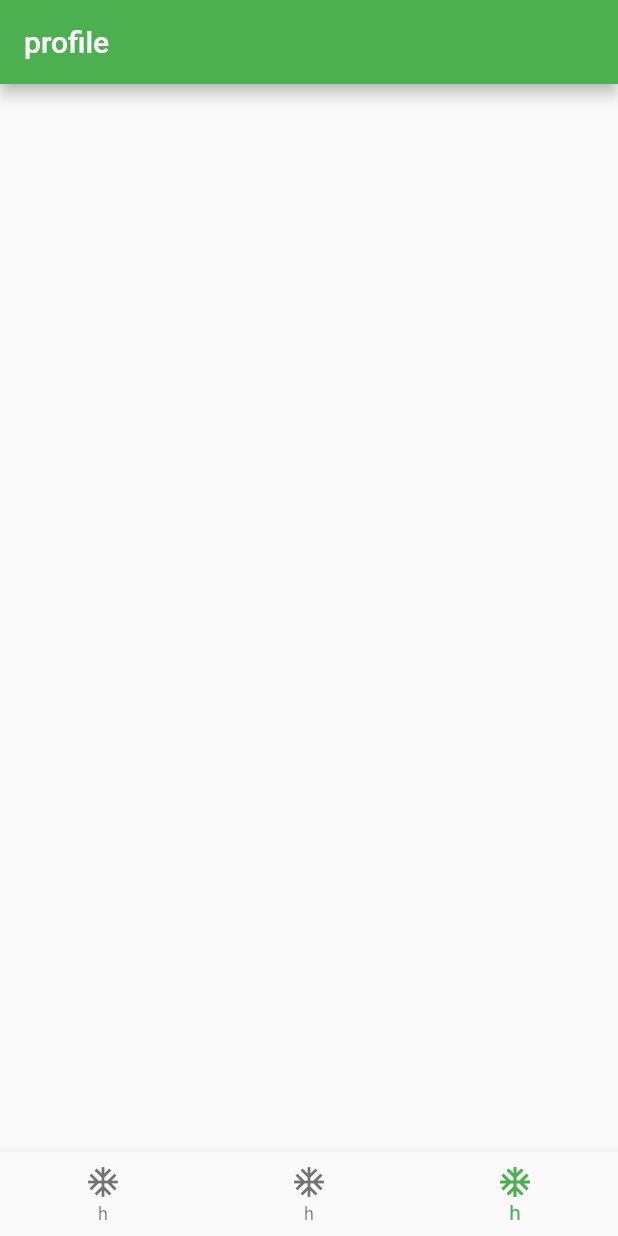
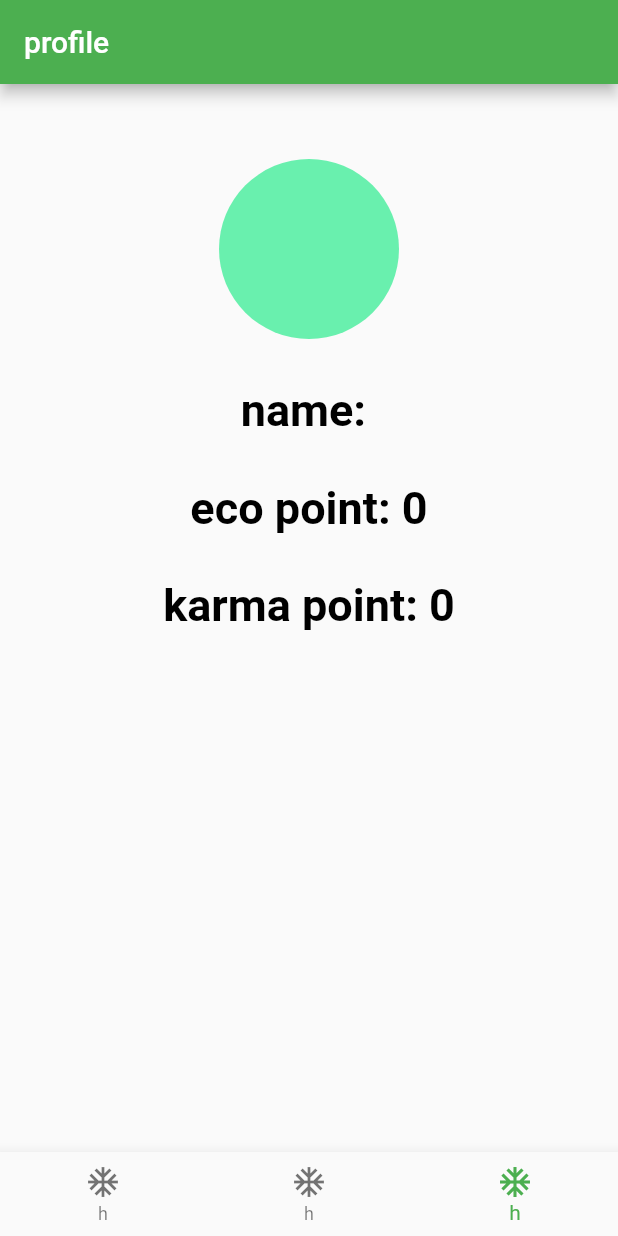
Before and after one commit to kmgk/flutter_hack_20, a Flutter app: the screen it shows once a user with an empty profile is signed in, item 3 of the bottom bar chosen, on a phone screen of 412 x 824 dp. Run offline on Flutter 3.47's test engine with Material 2 defaults, Android fonts, the phone set to English and light mode, and no system bars; our stand-ins replace cloud_firestore, firebase_auth; accounts and stored records are empty.

Commit message:
create basic for profile page

```diff
--- a/lib/view/profile/profile_page.dart
+++ b/lib/view/profile/profile_page.dart
@@ -1,13 +1,64 @@
 import 'package:flutter/material.dart';
+import 'package:flutter_hack20/model/user.dart';
+import 'package:provider/provider.dart';
 
-class ProfilePage extends StatelessWidget {
+class ProfilePage extends StatefulWidget {
   const ProfilePage();
+
+  @override
+  _ProfilePageState createState() => _ProfilePageState();
+}
+
+class _ProfilePageState extends State<ProfilePage> {
   @override
   Widget build(BuildContext context) {
+    final User user = Provider.of<User>(context);
     return Scaffold(
       appBar: AppBar(
         title: const Text('profile'),
       ),
+      body: Column(
+        crossAxisAlignment: CrossAxisAlignment.stretch,
+        children: <Widget>[
+          const SizedBox(height: 50.0),
+          CircleAvatar(
+            //ここをクリックした時に更新するメソッドを作る。
+            // backgroundImage: ,
+            radius: 60.0,
+            backgroundColor: Colors.greenAccent,
+          ),
+          const SizedBox(height: 30.0),
+          Center(
+            child: Text(
+              'name: ${user.name}',
+              style: TextStyle(
+                  fontSize: 30.0,
+                  fontWeight: FontWeight.bold,
+                  color: Colors.black),
+            ),
+          ),
+          const SizedBox(height: 30.0),
+          Center(
+            child: Text(
+              'eco point: ${user.ecoPoint}',
+              style: TextStyle(
+                  fontSize: 30.0,
+                  fontWeight: FontWeight.bold,
+                  color: Colors.black),
+            ),
+          ),
+          const SizedBox(height: 30.0),
+          Center(
+            child: Text(
+              'karma point: ${user.karmaPoint}',
+              style: TextStyle(
+                  fontSize: 30.0,
+                  fontWeight: FontWeight.bold,
+                  color: Colors.black),
+            ),
+          ),
+        ],
+      ),
     );
   }
 }
```
